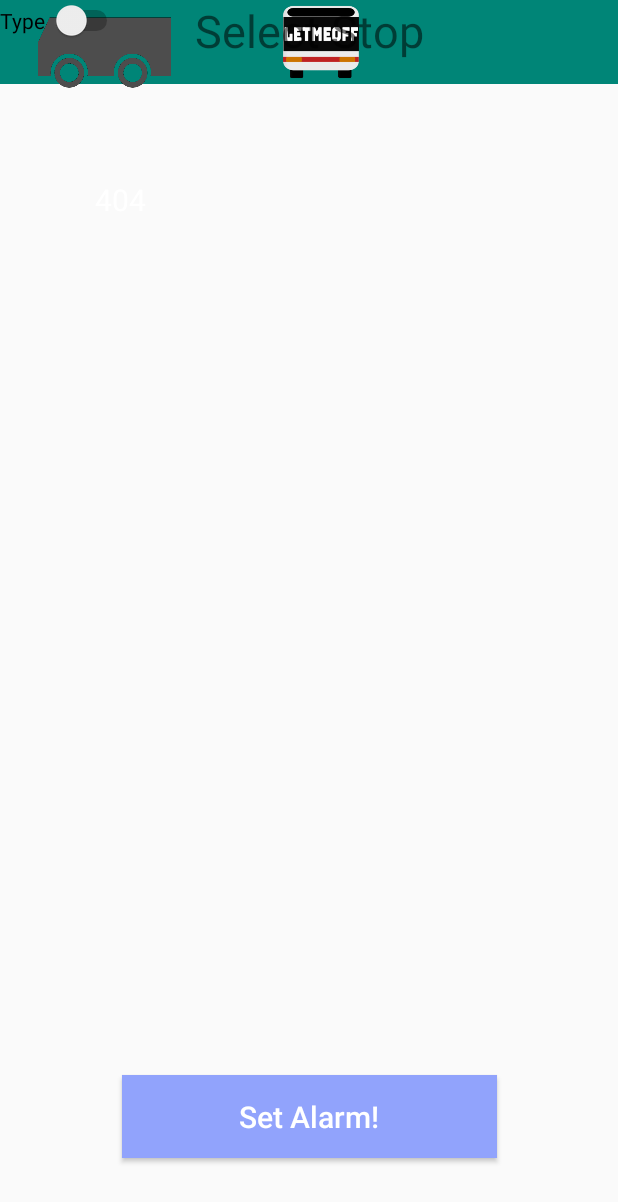
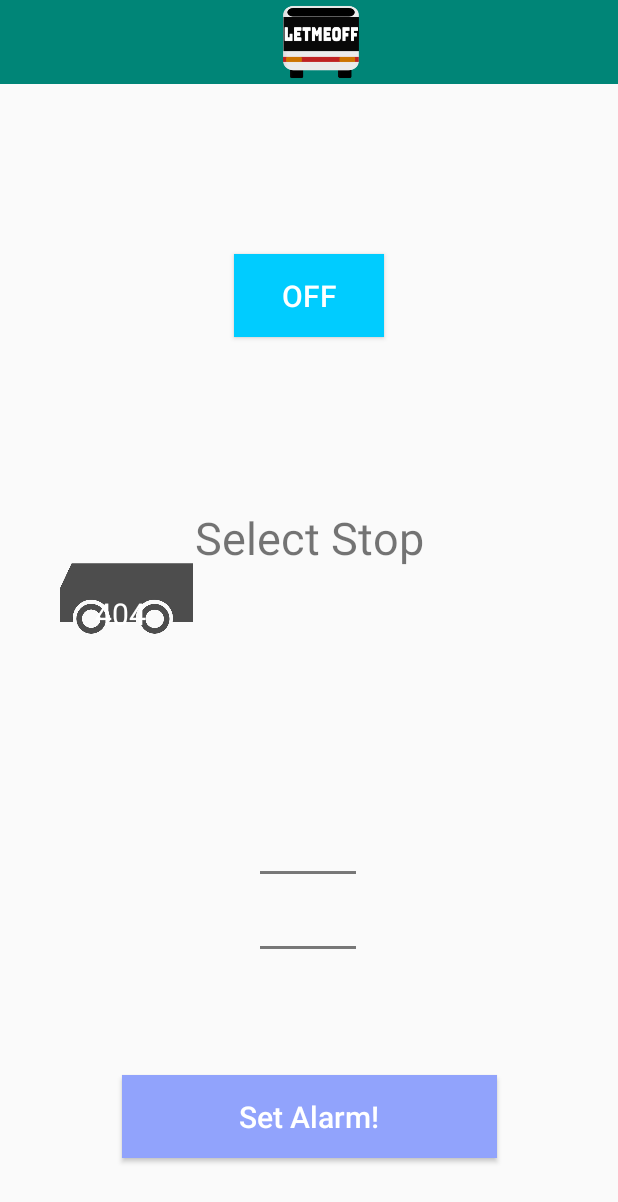
Before and after one commit to soh29/demonhacks2019, an Android app: the SetTimeActivity screen opened directly, with no data from a screen before it, on a phone screen of 412 x 824 dp. Shown: the top 1202 px of the screen. Run offline under Robolectric (Android 15) with nearby library versions, the phone set to English and light mode, and no system bars.

Commit message:
create the stop select activity

```diff
--- a/app/src/main/java/com/letmeoff/letmeoff/SetTimeActivity.java
+++ b/app/src/main/java/com/letmeoff/letmeoff/SetTimeActivity.java
@@ -2,12 +2,29 @@ package com.letmeoff.letmeoff;
 
 import android.support.v7.app.AppCompatActivity;
 import android.os.Bundle;
+import android.widget.NumberPicker;
+import android.widget.TextView;
 
-public class SetTimeActivity extends AppCompatActivity {
+public class SetTimeActivity extends AppCompatActivity implements NumberPicker.OnValueChangeListener {
+
+    private TextView StopNumbers;
+
 
     @Override
     protected void onCreate(Bundle savedInstanceState) {
         super.onCreate(savedInstanceState);
         setContentView(R.layout.activity_set_time);
+
+        StopNumbers = findViewById(R.id.StopNumbers);
+        NumberPicker numberPicker = findViewById(R.id.numberPicker);
+        numberPicker.setMinValue(0);
+        numberPicker.setMinValue(5);
+        numberPicker.setOnValueChangedListener(this);
+    }
+
+    @Override
+    public void onValueChange(NumberPicker numberPicker, int i, int il){
+        StopNumbers.setText( i +" Stop(s) Before"+il);
+
     }
 }
--- /dev/null
+++ b/app/src/main/res/drawable/custom_button2.xml
@@ -0,0 +1,7 @@
+<?xml version="1.0" encoding="utf-8"?>
+<shape xmlns:android="http://schemas.android.com/apk/res/android"
+    android:shape="rectangle">
+
+    <solid android:color="#00CCFF"/>
+
+</shape>
--- a/app/src/main/res/layout/activity_set_time.xml
+++ b/app/src/main/res/layout/activity_set_time.xml
@@ -11,7 +11,8 @@
         android:id="@+id/toolbar"
         android:layout_width="match_parent"
         android:layout_height="?attr/actionBarSize"
-        android:background="?attr/colorPrimary">
+        android:background="?attr/colorPrimary"
+        tools:ignore="MissingConstraints">
         <ImageView
             android:src="@drawable/header_image"
             android:layout_width="match_parent"
@@ -19,11 +20,19 @@
     </android.support.v7.widget.Toolbar>
 
     <ImageView
+        android:id="@+id/imageView"
         android:layout_width="137dp"
         android:layout_height="72dp"
+        android:layout_marginBottom="640dp"
         android:src="@drawable/bus_number"
-        tools:layout_editor_absoluteX="0dp"
-        tools:layout_editor_absoluteY="70dp"
+        app:layout_constraintBottom_toBottomOf="parent"
+        app:layout_constraintEnd_toEndOf="parent"
+        app:layout_constraintHorizontal_bias="0.053"
+        app:layout_constraintLeft_toLeftOf="parent"
+        app:layout_constraintRight_toRightOf="parent"
+        app:layout_constraintStart_toStartOf="parent"
+        app:layout_constraintTop_toTopOf="parent"
+        app:layout_constraintVertical_bias="3.25"
         tools:ignore="MissingConstraints" />
 
     <Button
@@ -46,7 +55,7 @@
         app:layout_constraintStart_toStartOf="parent" />
 
     <TextView
-        android:id="@+id/textView"
+        android:id="@+id/busNumber"
         android:layout_width="40dp"
         android:layout_height="33dp"
         android:text="404"
@@ -54,39 +63,56 @@
         android:textFontWeight="100"
         android:textSize="20sp"
         app:layout_constraintBottom_toBottomOf="parent"
-        app:layout_constraintHorizontal_bias="0.171"
+        app:layout_constraintEnd_toEndOf="parent"
         app:layout_constraintLeft_toLeftOf="parent"
         app:layout_constraintRight_toRightOf="parent"
+        app:layout_constraintStart_toStartOf="parent"
         app:layout_constraintTop_toTopOf="parent"
-        app:layout_constraintVertical_bias="0.151" />
+        app:layout_constraintHorizontal_bias="0.171"
+        />
 
 
-
-    <Switch
-        android:id="@+id/simpleSwitch"
+    <TextView
+        android:id="@+id/StopNumbers"
+        android:text="Select Stop"
+        android:textSize="30sp"
         android:layout_width="wrap_content"
         android:layout_height="wrap_content"
-        android:text="Type "
-        android:textOff="Bus Stop"
-        android:textOn="Time"
-        android:gravity="center"
-        tools:layout_editor_absoluteX="137dp"
-        tools:layout_editor_absoluteY="160dp"
-        tools:ignore="MissingConstraints" />
-
-    <TextView
-        android:id="@+id/textView2"
-        android:layout_width="wrap_content"
-        android:layout_height="40dp"
         android:layout_marginStart="8dp"
         android:layout_marginLeft="8dp"
         android:layout_marginEnd="8dp"
         android:layout_marginRight="8dp"
-        android:text="Select Stop"
-        android:textSize="30sp"
+        app:layout_constraintBottom_toTopOf="@+id/button"
+        app:layout_constraintEnd_toEndOf="parent"
+
+        app:layout_constraintStart_toStartOf="parent"
+        app:layout_constraintTop_toTopOf="@+id/toolbar" />
+
+    <NumberPicker
+        android:id="@+id/numberPicker"
+        android:layout_width="wrap_content"
+        android:layout_height="wrap_content"
+        android:layout_margin="20dp"
+        android:layout_marginBottom="20dp"
+        app:layout_constraintBottom_toTopOf="@+id/button"
+        app:layout_constraintEnd_toEndOf="parent"
+        app:layout_constraintHorizontal_bias="0.498"
+        app:layout_constraintStart_toStartOf="parent"
+        app:layout_constraintTop_toBottomOf="@+id/textView2" />
+
+    <ToggleButton
+        android:id="@+id/toggleButton"
+        android:layout_width="100dp"
+        android:layout_height="55dp"
+        android:background="@drawable/custom_button2"
+        android:gravity="center"
+        android:text="LetMeOff"
+        android:textAllCaps="false"
+        android:textColor="#FFFFFF"
+        android:textSize="20sp"
+        app:layout_constraintBottom_toTopOf="@+id/StopNumbers"
         app:layout_constraintEnd_toEndOf="parent"
         app:layout_constraintStart_toStartOf="parent"
-        tools:layout_editor_absoluteY="273dp"
-        tools:ignore="MissingConstraints" />
+        app:layout_constraintTop_toBottomOf="@+id/toolbar" />
 
 </android.support.constraint.ConstraintLayout>
```
